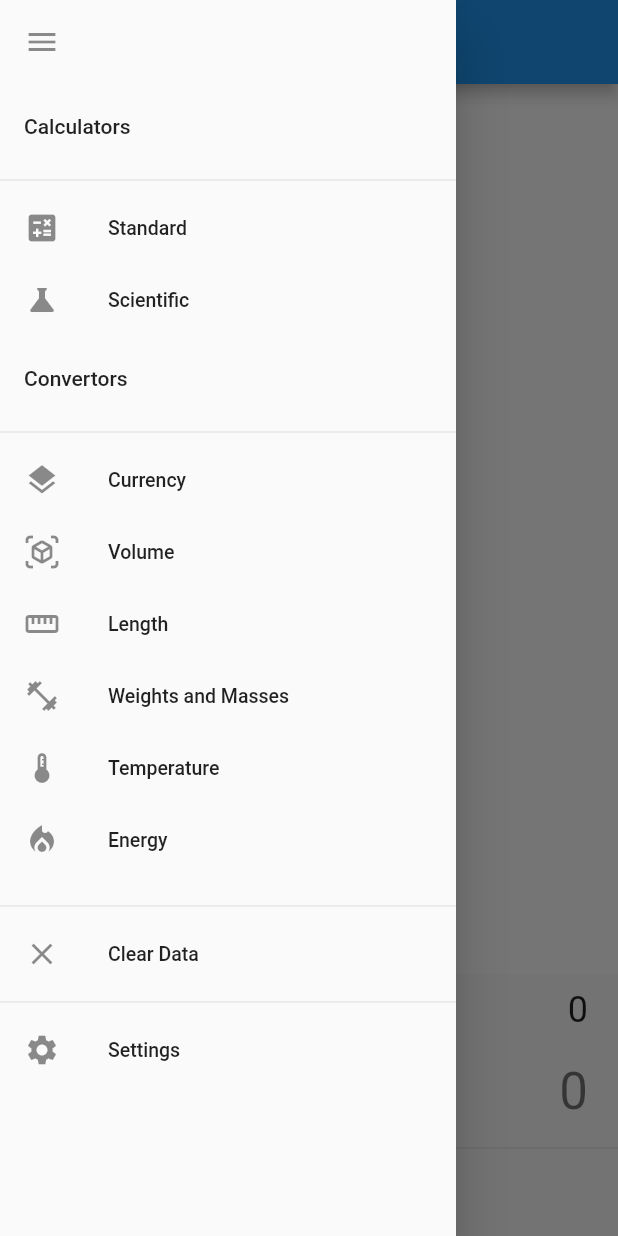
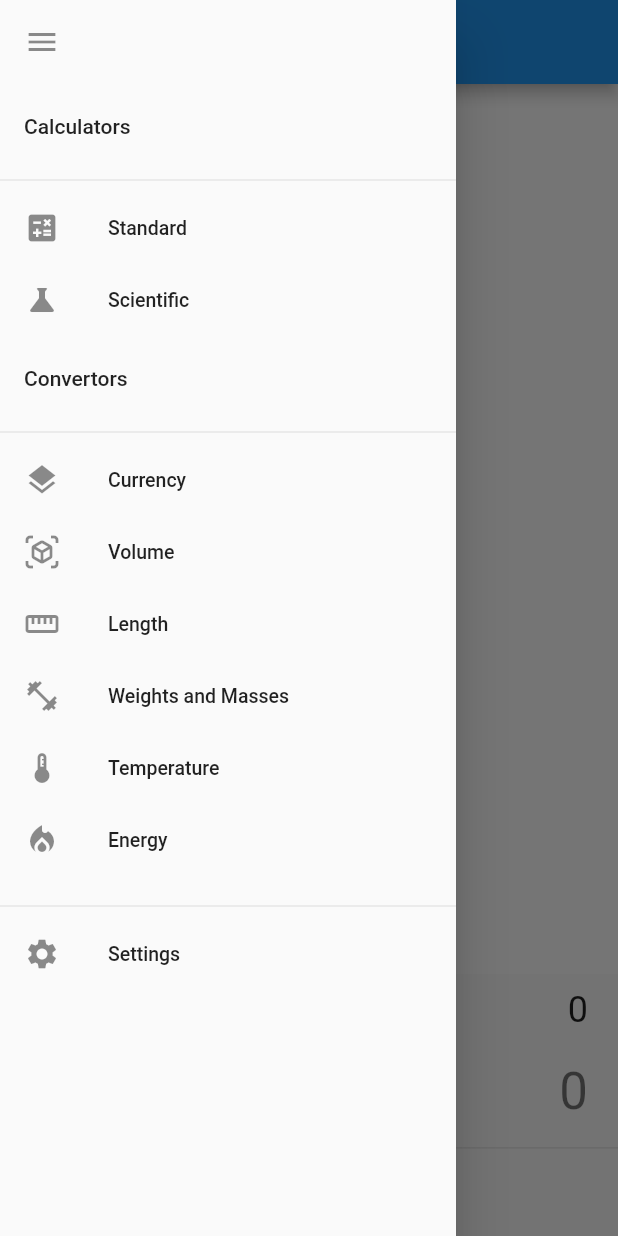
Before and after one commit to tuuhin/calculator_, a Flutter app: the screen it shows after launch, with the side drawer open, on a phone screen of 412 x 824 dp. Run offline on Flutter 3.47's test engine with Material 2 defaults, Android fonts, the phone set to English and light mode, and no system bars; our stand-ins replace connectivity, math_expressions, shared_preferences; network calls fail.

Commit message:
removed clear data

```diff
--- a/lib/widget/appdrawer.dart
+++ b/lib/widget/appdrawer.dart
@@ -97,15 +97,6 @@ class AppDrawer extends StatelessWidget {
                 }),
           ),
           const Divider(),
-          ListTile(
-            leading: const Icon(Icons.clear),
-            title: const Text('Clear Data'),
-            dense: true,
-            onTap: () {
-              BaseModel.preferences!.clear();
-            },
-          ),
-          const Divider(),
           const ListTile(
             dense: true,
             leading: Icon(Icons.settings),
```
